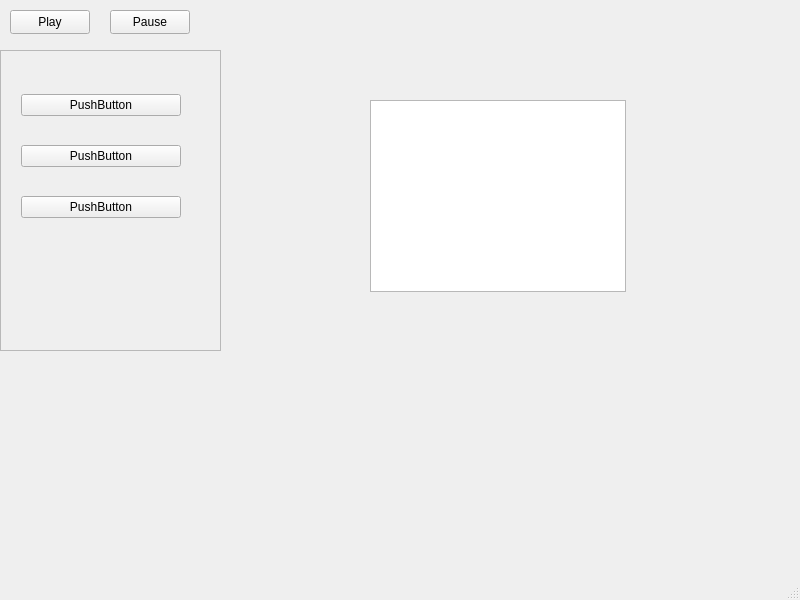
The window that gameboy-emulator/src/mainwindow.ui (bradendubois/c-gameboy) describes before a commit, drawn with Qt 5.
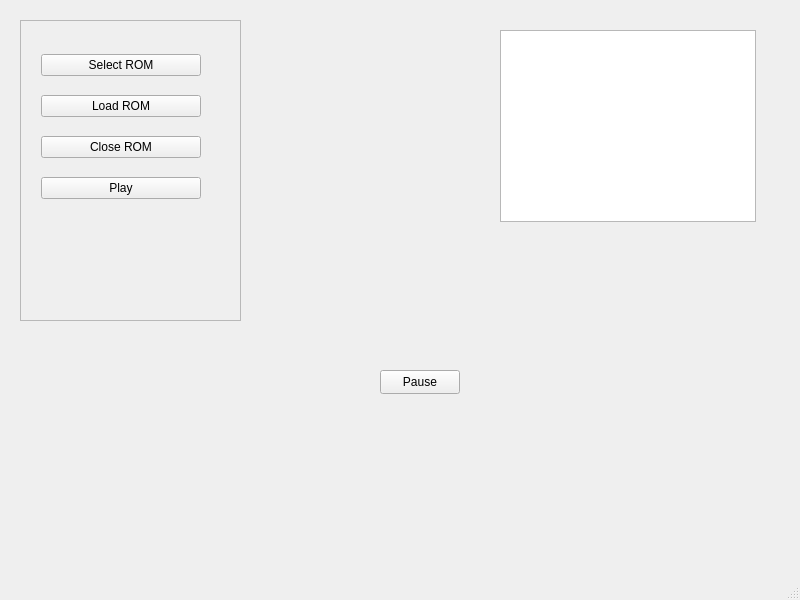
The same window after the commit.

```diff
--- a/gameboy-emulator/src/mainwindow.ui
+++ b/gameboy-emulator/src/mainwindow.ui
@@ -17,31 +17,18 @@
    <widget class="QGraphicsView" name="graphicsView">
     <property name="geometry">
      <rect>
-      <x>370</x>
-      <y>100</y>
+      <x>500</x>
+      <y>30</y>
       <width>256</width>
       <height>192</height>
      </rect>
     </property>
    </widget>
-   <widget class="QPushButton" name="pushButton">
-    <property name="geometry">
-     <rect>
-      <x>10</x>
-      <y>10</y>
-      <width>80</width>
-      <height>24</height>
-     </rect>
-    </property>
-    <property name="text">
-     <string>Play</string>
-    </property>
-   </widget>
    <widget class="QPushButton" name="pushButton_2">
     <property name="geometry">
      <rect>
-      <x>110</x>
-      <y>10</y>
+      <x>380</x>
+      <y>370</y>
       <width>80</width>
       <height>24</height>
      </rect>
@@ -53,8 +40,8 @@
    <widget class="QScrollArea" name="scrollArea">
     <property name="geometry">
      <rect>
-      <x>0</x>
-      <y>50</y>
+      <x>20</x>
+      <y>20</y>
       <width>221</width>
       <height>301</height>
      </rect>
@@ -84,21 +71,28 @@
        <item>
         <widget class="QPushButton" name="pushButton_4">
          <property name="text">
-          <string>PushButton</string>
+          <string>Select ROM</string>
          </property>
         </widget>
        </item>
        <item>
         <widget class="QPushButton" name="pushButton_5">
          <property name="text">
-          <string>PushButton</string>
+          <string>Load ROM</string>
          </property>
         </widget>
        </item>
        <item>
         <widget class="QPushButton" name="pushButton_3">
          <property name="text">
-          <string>PushButton</string>
+          <string>Close ROM</string>
+         </property>
+        </widget>
+       </item>
+       <item>
+        <widget class="QPushButton" name="pushButton">
+         <property name="text">
+          <string>Play</string>
          </property>
         </widget>
        </item>
```
Left out of the diff: 71 changed lines with no effect on the pictures.
